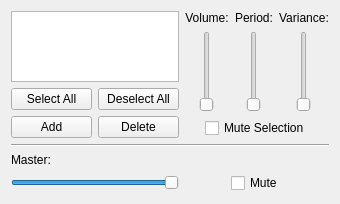
Qt form RandomCtrlUi.ui (Veggie13/Genesis1) before a commit.
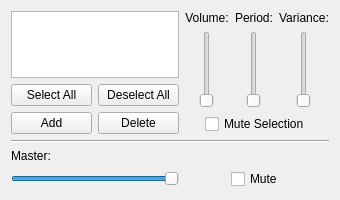
The same form after that commit.

```diff
--- a/RandomCtrlUi.ui
+++ b/RandomCtrlUi.ui
@@ -6,9 +6,27 @@
     <x>0</x>
     <y>0</y>
     <width>340</width>
-    <height>204</height>
+    <height>200</height>
    </rect>
   </property>
+  <property name="sizePolicy" >
+   <sizepolicy vsizetype="Fixed" hsizetype="Fixed" >
+    <horstretch>0</horstretch>
+    <verstretch>0</verstretch>
+   </sizepolicy>
+  </property>
+  <property name="minimumSize" >
+   <size>
+    <width>340</width>
+    <height>200</height>
+   </size>
+  </property>
+  <property name="maximumSize" >
+   <size>
+    <width>340</width>
+    <height>200</height>
+   </size>
+  </property>
   <layout class="QGridLayout" >
    <item row="0" column="0" >
     <widget class="QListView" name="m_effectList" >
```
